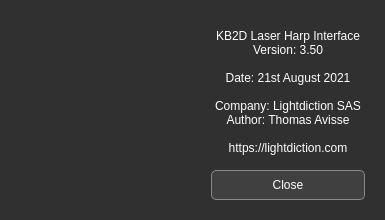
Above: aboutdialog.ui from Lightdiction/KB2D_Interface_V3 before the change. Below: the same form after it.
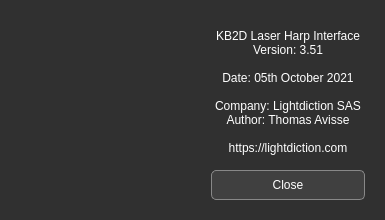
That is the form after the change. Icons and pictures are not drawn.

Commit message: v3.51 det bug fixed + parsing added for versions

```diff
--- a/aboutdialog.ui
+++ b/aboutdialog.ui
@@ -114,9 +114,9 @@
         </property>
         <property name="text">
          <string>KB2D Laser Harp Interface
-Version: 3.50
+Version: 3.51
 
-Date: 21st August 2021
+Date: 05th October 2021
 
 Company: Lightdiction SAS
 Author: Thomas Avisse
```
The commit also changes 13 other files.
